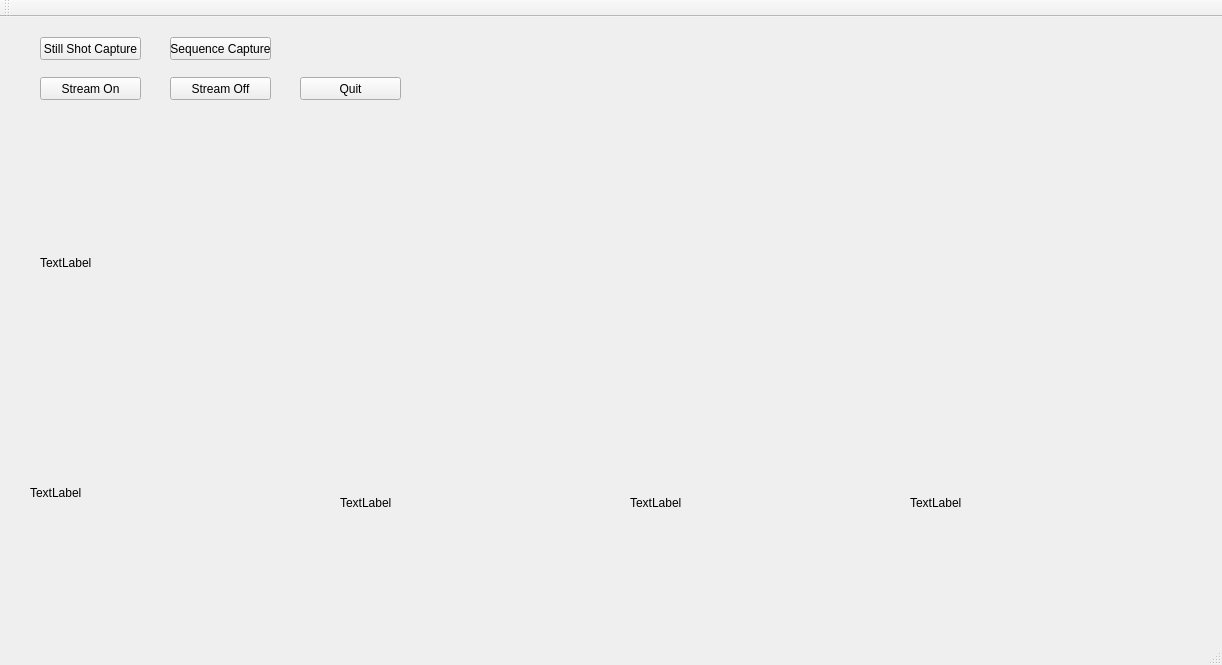
The window that mainwindow.ui (JustWon/SequenceCaptureV2_Server) describes before a commit, drawn with Qt 5.
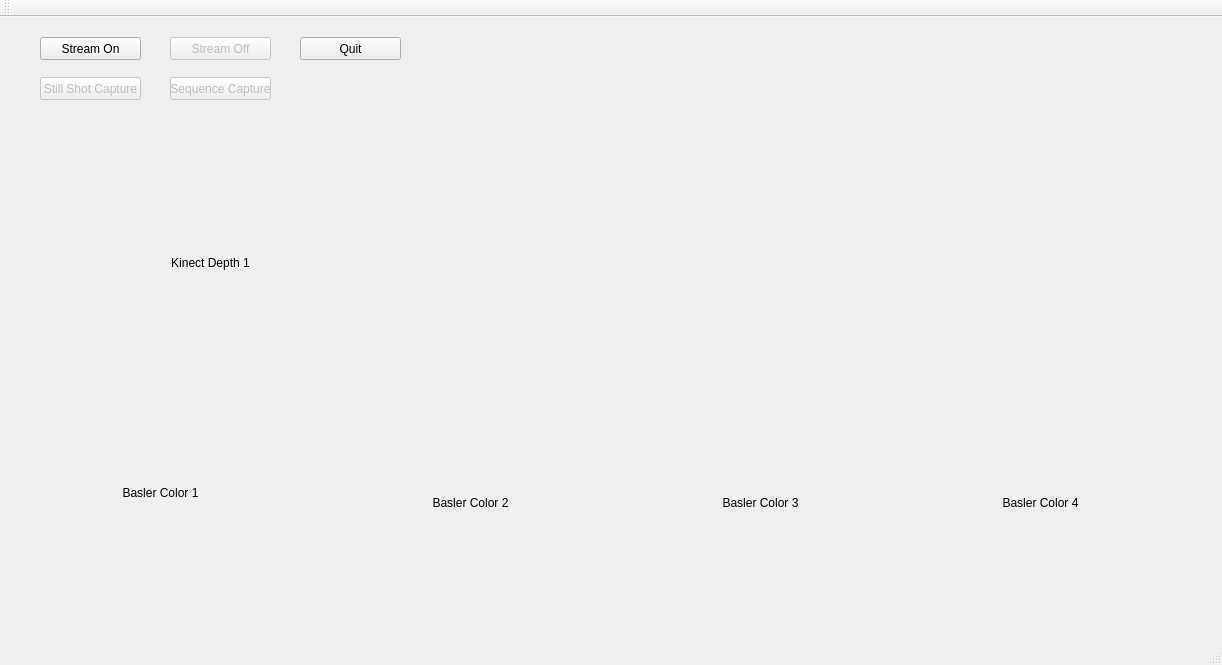
The same window after the commit.

What changed in the file:
```diff
--- a/mainwindow.ui
+++ b/mainwindow.ui
@@ -15,10 +15,13 @@
   </property>
   <widget class="QWidget" name="centralWidget">
    <widget class="QPushButton" name="pushButton_StillShotCapture">
+    <property name="enabled">
+     <bool>false</bool>
+    </property>
     <property name="geometry">
      <rect>
       <x>40</x>
-      <y>20</y>
+      <y>60</y>
       <width>101</width>
       <height>23</height>
      </rect>
@@ -29,12 +32,12 @@
    </widget>
    <widget class="QPushButton" name="pushButton_SequenceCapture">
     <property name="enabled">
-     <bool>true</bool>
+     <bool>false</bool>
     </property>
     <property name="geometry">
      <rect>
       <x>170</x>
-      <y>20</y>
+      <y>60</y>
       <width>101</width>
       <height>23</height>
      </rect>
@@ -47,7 +50,7 @@
     <property name="geometry">
      <rect>
       <x>40</x>
-      <y>60</y>
+      <y>20</y>
       <width>101</width>
       <height>23</height>
      </rect>
@@ -66,14 +69,20 @@
      </rect>
     </property>
     <property name="text">
-     <string>TextLabel</string>
+     <string>Kinect Depth 1</string>
+    </property>
+    <property name="alignment">
+     <set>Qt::AlignCenter</set>
     </property>
    </widget>
    <widget class="QPushButton" name="pushButton_StreamOff">
+    <property name="enabled">
+     <bool>false</bool>
+    </property>
     <property name="geometry">
      <rect>
       <x>170</x>
-      <y>60</y>
+      <y>20</y>
       <width>101</width>
       <height>23</height>
      </rect>
@@ -86,7 +95,7 @@
     <property name="geometry">
      <rect>
       <x>300</x>
-      <y>60</y>
+      <y>20</y>
       <width>101</width>
       <height>23</height>
      </rect>
@@ -105,7 +114,10 @@
      </rect>
     </property>
     <property name="text">
-     <string>TextLabel</string>
+     <string>Basler Color 1</string>
+    </property>
+    <property name="alignment">
+     <set>Qt::AlignCenter</set>
     </property>
    </widget>
    <widget class="QLabel" name="label_BaslerColor2">
@@ -118,7 +130,10 @@
      </rect>
     </property>
     <property name="text">
-     <string>TextLabel</string>
+     <string>Basler Color 2</string>
+    </property>
+    <property name="alignment">
+     <set>Qt::AlignCenter</set>
     </property>
    </widget>
    <widget class="QLabel" name="label_BaslerColor3">
@@ -131,7 +146,10 @@
      </rect>
     </property>
     <property name="text">
-     <string>TextLabel</string>
+     <string>Basler Color 3</string>
+    </property>
+    <property name="alignment">
+     <set>Qt::AlignCenter</set>
     </property>
    </widget>
    <widget class="QLabel" name="label_BaslerColor4">
@@ -144,7 +162,10 @@
      </rect>
     </property>
     <property name="text">
-     <string>TextLabel</string>
+     <string>Basler Color 4</string>
+    </property>
+    <property name="alignment">
+     <set>Qt::AlignCenter</set>
     </property>
    </widget>
   </widget>
```
